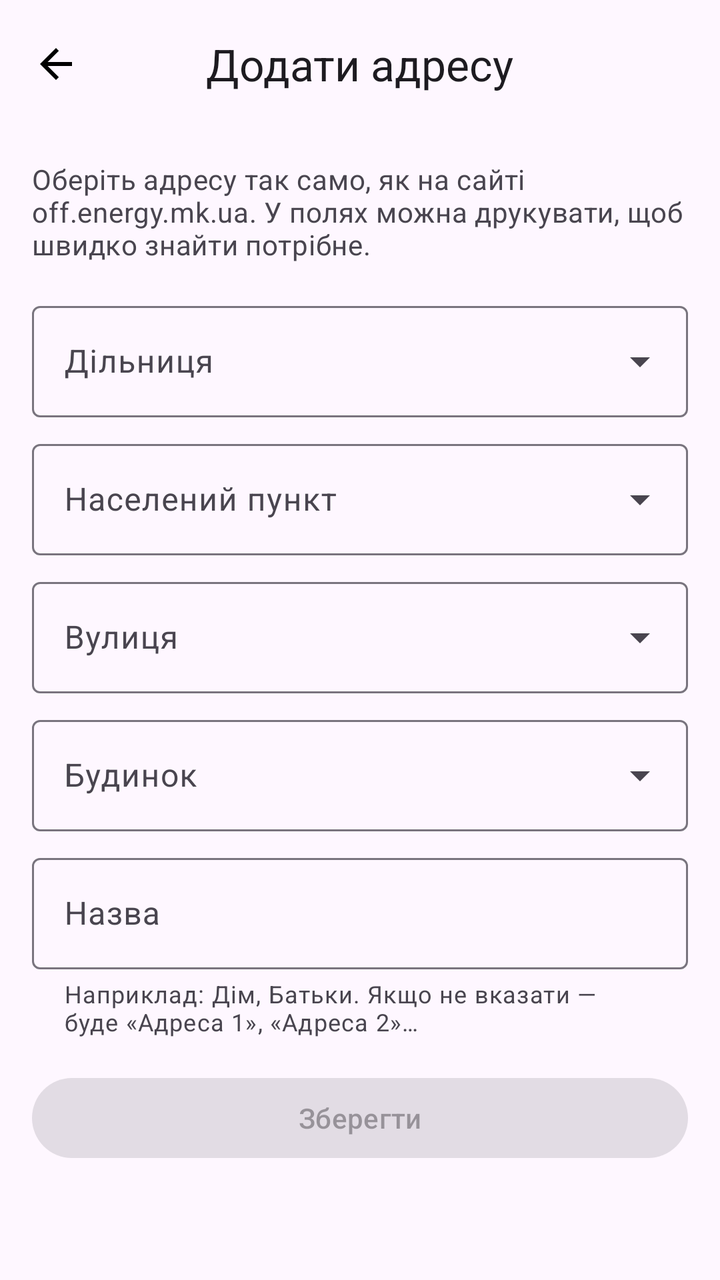
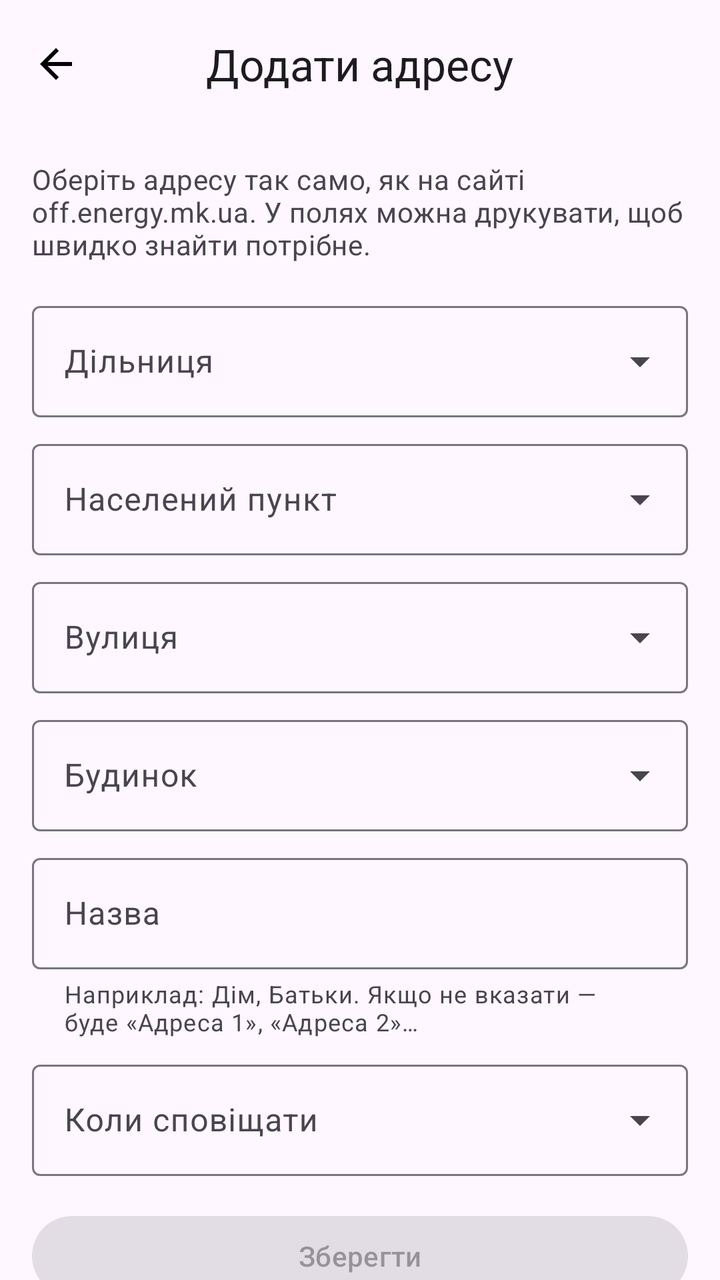

Compare the two renders of this Android layout. The source of the first and the diff that turns it into the second are given below.
<!-- AndroidManifest.xml: application theme AppTheme -->
<!-- res/layout/activity_add.xml -->
<?xml version="1.0" encoding="utf-8"?>

<LinearLayout xmlns:android="http://schemas.android.com/apk/res/android"
    xmlns:app="http://schemas.android.com/apk/res-auto"
    android:id="@+id/add_root"
    android:layout_width="match_parent"
    android:layout_height="match_parent"
    android:orientation="vertical">

    <com.google.android.material.appbar.MaterialToolbar
        android:id="@+id/toolbar"
        android:layout_width="match_parent"
        android:layout_height="?attr/actionBarSize"
        app:navigationContentDescription="Назад"
        app:navigationIcon="@drawable/ic_arrow_back"
        app:titleCentered="true"
        app:title="Додати адресу" />

    <androidx.core.widget.NestedScrollView
        android:layout_width="match_parent"
        android:layout_height="0dp"
        android:layout_weight="1">

        <LinearLayout
            android:id="@+id/add_content"
            android:layout_width="match_parent"
            android:layout_height="wrap_content"
            android:orientation="vertical"
            android:padding="16dp">

            <TextView
                android:layout_width="match_parent"
                android:layout_height="wrap_content"
                android:layout_marginBottom="8dp"
                android:text="Оберіть адресу так само, як на сайті off.energy.mk.ua. У полях можна друкувати, щоб швидко знайти потрібне."
                android:textAppearance="?attr/textAppearanceBodyMedium"
                android:textColor="?attr/colorOnSurfaceVariant" />

            <com.google.android.material.textfield.TextInputLayout
                android:id="@+id/til_fil"
                style="@style/Widget.Material3.TextInputLayout.OutlinedBox.ExposedDropdownMenu"
                android:layout_width="match_parent"
                android:layout_height="wrap_content"
                android:layout_marginTop="8dp"
                android:hint="Дільниця">

                <com.google.android.material.textfield.MaterialAutoCompleteTextView
                    android:id="@+id/ac_fil"
                    android:layout_width="match_parent"
                    android:layout_height="wrap_content"
                    android:completionThreshold="1"
                    android:inputType="text" />
            </com.google.android.material.textfield.TextInputLayout>

            <com.google.android.material.textfield.TextInputLayout
                android:id="@+id/til_ns"
                style="@style/Widget.Material3.TextInputLayout.OutlinedBox.ExposedDropdownMenu"
                android:layout_width="match_parent"
                android:layout_height="wrap_content"
                android:layout_marginTop="8dp"
                android:hint="Населений пункт">

                <com.google.android.material.textfield.MaterialAutoCompleteTextView
                    android:id="@+id/ac_ns"
                    android:layout_width="match_parent"
                    android:layout_height="wrap_content"
                    android:completionThreshold="1"
                    android:inputType="text" />
            </com.google.android.material.textfield.TextInputLayout>

            <com.google.android.material.textfield.TextInputLayout
                android:id="@+id/til_st"
                style="@style/Widget.Material3.TextInputLayout.OutlinedBox.ExposedDropdownMenu"
                android:layout_width="match_parent"
                android:layout_height="wrap_content"
                android:layout_marginTop="8dp"
                android:hint="Вулиця">

                <com.google.android.material.textfield.MaterialAutoCompleteTextView
                    android:id="@+id/ac_st"
                    android:layout_width="match_parent"
                    android:layout_height="wrap_content"
                    android:completionThreshold="1"
                    android:inputType="text" />
            </com.google.android.material.textfield.TextInputLayout>

            <com.google.android.material.textfield.TextInputLayout
                android:id="@+id/til_dom"
                style="@style/Widget.Material3.TextInputLayout.OutlinedBox.ExposedDropdownMenu"
                android:layout_width="match_parent"
                android:layout_height="wrap_content"
                android:layout_marginTop="8dp"
                android:hint="Будинок">

                <com.google.android.material.textfield.MaterialAutoCompleteTextView
                    android:id="@+id/ac_dom"
                    android:layout_width="match_parent"
                    android:layout_height="wrap_content"
                    android:completionThreshold="1"
                    android:inputType="text" />
            </com.google.android.material.textfield.TextInputLayout>

            <com.google.android.material.textfield.TextInputLayout
                style="@style/Widget.Material3.TextInputLayout.OutlinedBox"
                android:layout_width="match_parent"
                android:layout_height="wrap_content"
                android:layout_marginTop="8dp"
                android:hint="Назва"
                app:helperText="Наприклад: Дім, Батьки. Якщо не вказати — буде «Адреса 1», «Адреса 2»…">

                <com.google.android.material.textfield.TextInputEditText
                    android:id="@+id/et_name"
                    android:layout_width="match_parent"
                    android:layout_height="wrap_content"
                    android:inputType="textCapSentences"
                    android:maxLines="1" />
            </com.google.android.material.textfield.TextInputLayout>

            <com.google.android.material.button.MaterialButton
                android:id="@+id/btn_save"
                android:layout_width="match_parent"
                android:layout_height="wrap_content"
                android:layout_marginTop="16dp"
                android:enabled="false"
                android:text="Зберегти" />

            <com.google.android.material.button.MaterialButton
                android:id="@+id/btn_delete"
                style="@style/Widget.Material3.Button.TextButton.Icon"
                android:layout_width="wrap_content"
                android:layout_height="wrap_content"
                android:layout_gravity="center_horizontal"
                android:layout_marginTop="8dp"
                android:text="Видалити цю адресу"
                android:textColor="?attr/colorError"
                android:textSize="16sp"
                android:visibility="gone"
                app:icon="@drawable/ic_delete"
                app:iconTint="?attr/colorError" />

            <TextView
                android:id="@+id/tv_status"
                android:layout_width="match_parent"
                android:layout_height="wrap_content"
                android:layout_marginTop="8dp"
                android:textAppearance="?attr/textAppearanceBodyMedium"
                android:textColor="?attr/colorOnSurfaceVariant" />
        </LinearLayout>
    </androidx.core.widget.NestedScrollView>
</LinearLayout>
<!-- resources referenced by this layout -->
<resources>
  <!-- drawable ic_arrow_back (drawable) -->
  <?xml version="1.0" encoding="utf-8"?>
  <vector xmlns:android="http://schemas.android.com/apk/res/android"
      android:width="24dp"
      android:height="24dp"
      android:viewportWidth="24"
      android:viewportHeight="24">
      <path android:fillColor="#FF000000" android:pathData="M20,11H7.83l5.59,-5.59L12,4l-8,8 8,8 1.41,-1.41L7.83,13H20v-2z" />
  </vector>
  <!-- drawable ic_delete (drawable) -->
  <?xml version="1.0" encoding="utf-8"?>
  <vector xmlns:android="http://schemas.android.com/apk/res/android"
      android:width="24dp"
      android:height="24dp"
      android:viewportWidth="24"
      android:viewportHeight="24">
      <path android:fillColor="#FF000000" android:pathData="M6,19c0,1.1 0.9,2 2,2h8c1.1,0 2,-0.9 2,-2V7H6v12zM19,4h-3.5l-1,-1h-5l-1,1H5v2h14V4z" />
  </vector>
  <style name="AppTheme" parent="Theme.Material3.DayNight.NoActionBar">
          <item name="android:statusBarColor">?attr/colorSurface</item>
          <item name="android:windowLightStatusBar">@bool/light_bars</item>
      </style>
</resources>

<!-- the commit's change to res/layout/activity_add.xml (unified diff, before → after) -->
@@ -116,6 +116,188 @@
                     android:maxLines="1" />
             </com.google.android.material.textfield.TextInputLayout>
 
+            
+            <com.google.android.material.textfield.TextInputLayout
+                style="@style/Widget.Material3.TextInputLayout.OutlinedBox.ExposedDropdownMenu"
+                android:layout_width="match_parent"
+                android:layout_height="wrap_content"
+                android:layout_marginTop="8dp"
+                android:hint="Коли сповіщати">
+
+                <com.google.android.material.textfield.MaterialAutoCompleteTextView
+                    android:id="@+id/ac_nf"
+                    android:layout_width="match_parent"
+                    android:layout_height="wrap_content"
+                    android:inputType="none" />
+            </com.google.android.material.textfield.TextInputLayout>
+
+            <LinearLayout
+                android:id="@+id/nf_box"
+                android:layout_width="match_parent"
+                android:layout_height="wrap_content"
+                android:orientation="vertical"
+                android:visibility="gone">
+
+                <LinearLayout
+                    android:layout_width="match_parent"
+                    android:layout_height="wrap_content"
+                    android:layout_marginTop="8dp"
+                    android:orientation="horizontal">
+
+                    <com.google.android.material.button.MaterialButton
+                        android:id="@+id/btn_nf_from"
+                        style="?attr/materialButtonOutlinedStyle"
+                        android:layout_width="0dp"
+                        android:layout_height="56dp"
+                        android:layout_weight="1"
+                        android:insetTop="0dp"
+                        android:insetBottom="0dp"
+                        android:maxLines="1"
+                        android:text="з 08:00"
+                        android:textSize="17sp"
+                        app:icon="@drawable/ic_schedule" />
+
+                    <Space
+                        android:layout_width="8dp"
+                        android:layout_height="1dp" />
+
+                    <com.google.android.material.button.MaterialButton
+                        android:id="@+id/btn_nf_to"
+                        style="?attr/materialButtonOutlinedStyle"
+                        android:layout_width="0dp"
+                        android:layout_height="56dp"
+                        android:layout_weight="1"
+                        android:insetTop="0dp"
+                        android:insetBottom="0dp"
+                        android:maxLines="1"
+                        android:text="до 18:00"
+                        android:textSize="17sp"
+                        app:icon="@drawable/ic_schedule" />
+                </LinearLayout>
+
+                <com.google.android.material.button.MaterialButtonToggleGroup
+                    android:id="@+id/tg_nf_days"
+                    android:layout_width="match_parent"
+                    android:layout_height="wrap_content"
+                    android:layout_marginTop="8dp"
+                    app:selectionRequired="true"
+                    app:singleSelection="false">
+
+                    <com.google.android.material.button.MaterialButton
+                        android:id="@+id/nf_d1"
+                        style="?attr/materialButtonOutlinedStyle"
+                        android:layout_width="0dp"
+                        android:layout_height="52dp"
+                        android:layout_weight="1"
+                        android:insetTop="0dp"
+                        android:insetBottom="0dp"
+                        android:maxLines="1"
+                        android:minWidth="0dp"
+                        android:paddingStart="0dp"
+                        android:paddingEnd="0dp"
+                        android:text="Пн"
+                        android:textSize="15sp" />
+
+                    <com.google.android.material.button.MaterialButton
+                        android:id="@+id/nf_d2"
+                        style="?attr/materialButtonOutlinedStyle"
+                        android:layout_width="0dp"
+                        android:layout_height="52dp"
+                        android:layout_weight="1"
+                        android:insetTop="0dp"
+                        android:insetBottom="0dp"
+                        android:maxLines="1"
+                        android:minWidth="0dp"
+                        android:paddingStart="0dp"
+                        android:paddingEnd="0dp"
+                        android:text="Вт"
+                        android:textSize="15sp" />
+
+                    <com.google.android.material.button.MaterialButton
+                        android:id="@+id/nf_d3"
+                        style="?attr/materialButtonOutlinedStyle"
+                        android:layout_width="0dp"
+                        android:layout_height="52dp"
+                        android:layout_weight="1"
+                        android:insetTop="0dp"
+                        android:insetBottom="0dp"
+                        android:maxLines="1"
+                        android:minWidth="0dp"
+                        android:paddingStart="0dp"
+                        android:paddingEnd="0dp"
+                        android:text="Ср"
+                        android:textSize="15sp" />
+
+                    <com.google.android.material.button.MaterialButton
+                        android:id="@+id/nf_d4"
+                        style="?attr/materialButtonOutlinedStyle"
+                        android:layout_width="0dp"
+                        android:layout_height="52dp"
+                        android:layout_weight="1"
+                        android:insetTop="0dp"
+                        android:insetBottom="0dp"
+                        android:maxLines="1"
+                        android:minWidth="0dp"
+                        android:paddingStart="0dp"
+                        android:paddingEnd="0dp"
+                        android:text="Чт"
+                        android:textSize="15sp" />
+
+                    <com.google.android.material.button.MaterialButton
+                        android:id="@+id/nf_d5"
+                        style="?attr/materialButtonOutlinedStyle"
+                        android:layout_width="0dp"
+                        android:layout_height="52dp"
+                        android:layout_weight="1"
+                        android:insetTop="0dp"
+                        android:insetBottom="0dp"
+                        android:maxLines="1"
+                        android:minWidth="0dp"
+                        android:paddingStart="0dp"
+                        android:paddingEnd="0dp"
+                        android:text="Пт"
+                        android:textSize="15sp" />
+
+                    <com.google.android.material.button.MaterialButton
+                        android:id="@+id/nf_d6"
+                        style="?attr/materialButtonOutlinedStyle"
+                        android:layout_width="0dp"
+                        android:layout_height="52dp"
+                        android:layout_weight="1"
+                        android:insetTop="0dp"
+                        android:insetBottom="0dp"
+                        android:maxLines="1"
+                        android:minWidth="0dp"
+                        android:paddingStart="0dp"
+                        android:paddingEnd="0dp"
+                        android:text="Сб"
+                        android:textSize="15sp" />
+
+                    <com.google.android.material.button.MaterialButton
+                        android:id="@+id/nf_d7"
+                        style="?attr/materialButtonOutlinedStyle"
+                        android:layout_width="0dp"
+                        android:layout_height="52dp"
+                        android:layout_weight="1"
+                        android:insetTop="0dp"
+                        android:insetBottom="0dp"
+                        android:maxLines="1"
+                        android:minWidth="0dp"
+                        android:paddingStart="0dp"
+                        android:paddingEnd="0dp"
+                        android:text="Нд"
+                        android:textSize="15sp" />
+                </com.google.android.material.button.MaterialButtonToggleGroup>
+
+                <TextView
+                    android:layout_width="match_parent"
+                    android:layout_height="wrap_content"
+                    android:layout_marginTop="6dp"
+                    android:text="В інший час сповіщень з цієї адреси не буде. Зміни графіка чи черги, що трапились поза цими годинами, прийдуть, коли години почнуться."
+                    android:textColor="?attr/colorOnSurfaceVariant"
+                    android:textSize="14sp" />
+            </LinearLayout>
+
             <com.google.android.material.button.MaterialButton
                 android:id="@+id/btn_save"
                 android:layout_width="match_parent"
<!-- resource entries referenced after the edit -->
@@ -18,6 +18,16 @@
       android:viewportHeight="24">
       <path android:fillColor="#FF000000" android:pathData="M6,19c0,1.1 0.9,2 2,2h8c1.1,0 2,-0.9 2,-2V7H6v12zM19,4h-3.5l-1,-1h-5l-1,1H5v2h14V4z" />
   </vector>
+  <!-- drawable ic_schedule (drawable) -->
+  <?xml version="1.0" encoding="utf-8"?>
+  
+  <vector xmlns:android="http://schemas.android.com/apk/res/android"
+      android:width="24dp"
+      android:height="24dp"
+      android:viewportWidth="24"
+      android:viewportHeight="24">
+      <path android:fillColor="#FF000000" android:pathData="M11.99,2C6.47,2 2,6.48 2,12s4.47,10 9.99,10C17.52,22 22,17.52 22,12S17.52,2 11.99,2zM12,20c-4.42,0 -8,-3.58 -8,-8s3.58,-8 8,-8 8,3.58 8,8 -3.58,8 -8,8zM12.5,7H11v6l5.25,3.15 0.75,-1.23 -4.5,-2.67z" />
+  </vector>
   <style name="AppTheme" parent="Theme.Material3.DayNight.NoActionBar">
           <item name="android:statusBarColor">?attr/colorSurface</item>
           <item name="android:windowLightStatusBar">@bool/light_bars</item>
